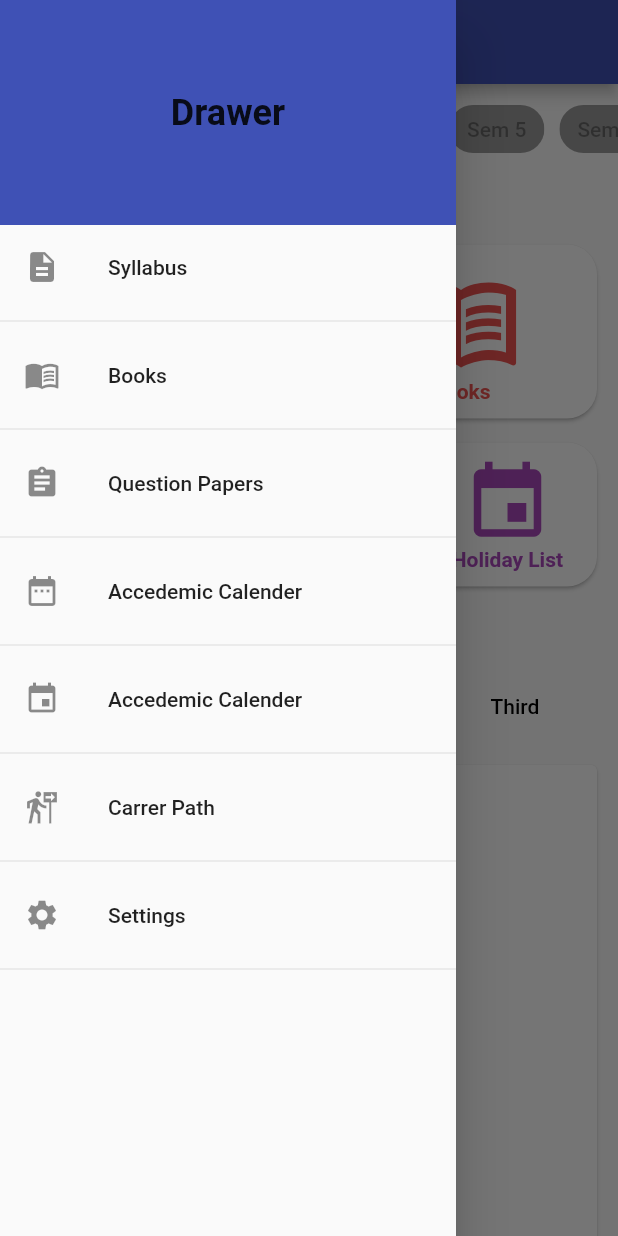
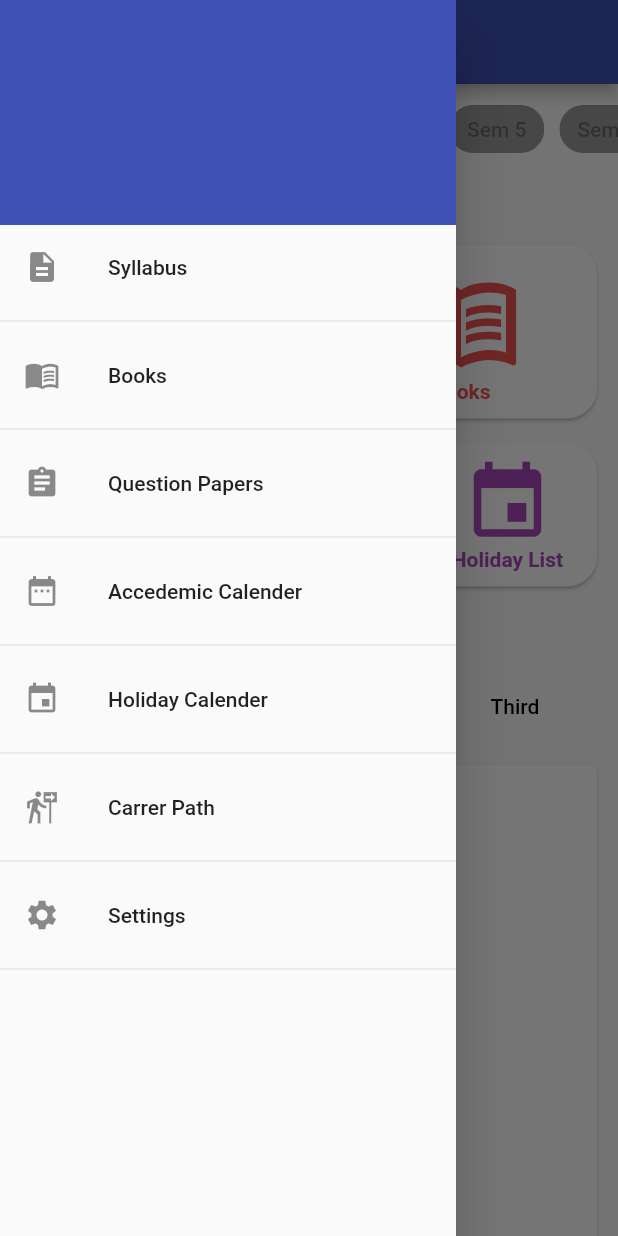
Before and after one commit to shyamtiwari02062001/Engineering_Guide, a Flutter app: the Dashboard screen opened by its route, in the side drawer, after a tap on "Syllabus", on a phone screen of 412 x 824 dp. Run offline on Flutter 3.47's test engine with Material 2 defaults, Android fonts, the phone set to English and light mode, and no system bars; our stand-ins replace cloud_firestore, firebase_auth, firebase_core, intro_slider, shared_preferences; missing offline and left inert: syncfusion_flutter_pdfviewer; accounts and stored records are empty; network calls fail.

Commit message:
Integrated the calenders from the drawer

```diff
--- a/lib/screens/books.dart
+++ b/lib/screens/books.dart
@@ -52,7 +52,7 @@ class _BooksState extends State<Books> {
         appBar: AppBar(
           title: const Text("Books"),
         ),
-        drawer: const DrawerWidget(),
+        drawer: DrawerWidget(),
         body: Consumer<SharedPreference>(
           builder: (ctx, val, _) {
             return FutureBuilder(
--- a/lib/screens/dashboard.dart
+++ b/lib/screens/dashboard.dart
@@ -22,8 +22,6 @@ class Dashboard extends StatelessWidget {
         .then((QuerySnapshot querySnapshot) {
       acedemicCalender = querySnapshot.docs[0]["acedemicCalender"];
       holidayCalender = querySnapshot.docs[0]["holidayCalender"];
-      print(acedemicCalender);
-      print(holidayCalender);
     });
   }
 
@@ -42,7 +40,7 @@ class Dashboard extends StatelessWidget {
             ),
           ),
         ),
-        drawer: const DrawerWidget(),
+        drawer: DrawerWidget(),
         body: SingleChildScrollView(
           child: Column(
             children: [
--- a/lib/screens/syllabus_list.dart
+++ b/lib/screens/syllabus_list.dart
@@ -51,7 +51,7 @@ class _SyllabusListState extends State<SyllabusList> {
       appBar: AppBar(
         title: const Text("Syllabus"),
       ),
-      drawer: const DrawerWidget(),
+      drawer: DrawerWidget(),
       body: Consumer<SharedPreference>(
         builder: (ctx, val, _) {
           return FutureBuilder(
--- a/lib/widgets/dashboard_grid.dart
+++ b/lib/widgets/dashboard_grid.dart
@@ -4,8 +4,8 @@ import 'package:engineering_guide/screens/syllabus_list.dart';
 import 'package:flutter/material.dart';
 
 class DashboardGrid extends StatelessWidget {
-  final acedemicCalanderUrl;
-  final holidayCalanderUrl;
+  final String acedemicCalanderUrl;
+  final String holidayCalanderUrl;
   const DashboardGrid(this.acedemicCalanderUrl, this.holidayCalanderUrl,
       {Key? key})
       : super(key: key);
--- a/lib/widgets/drawer.dart
+++ b/lib/widgets/drawer.dart
@@ -1,12 +1,36 @@
+import 'package:cloud_firestore/cloud_firestore.dart';
+import 'package:engineering_guide/providers/shared_preference.dart';
 import 'package:engineering_guide/screens/books.dart';
+import 'package:engineering_guide/screens/pdf_viewer.dart';
 import 'package:engineering_guide/screens/syllabus_list.dart';
 import 'package:flutter/material.dart';
+import 'package:provider/provider.dart';
 
+// ignore: must_be_immutable
 class DrawerWidget extends StatelessWidget {
-  const DrawerWidget({Key? key}) : super(key: key);
+  DrawerWidget({Key? key}) : super(key: key);
+  String courseName = "";
+  String acedemicCalanderUrl = "";
+  String holidayCalanderUrl = "";
+  Future<void> data(final val) async {
+    await val.sharedData();
+    courseName = val.selectedCourse;
+    await FirebaseFirestore.instance
+        .collection("calender")
+        .get()
+        .then((QuerySnapshot querySnapshot) {
+      acedemicCalanderUrl = querySnapshot.docs[0]["acedemicCalender"];
+      holidayCalanderUrl = querySnapshot.docs[0]["holidayCalender"];
+    });
+  }
 
   @override
   Widget build(BuildContext context) {
+    return Consumer<SharedPreference>(
+      builder: (ctx, val, _) {
+        return FutureBuilder(
+            future: data(val),
+            builder: (ctx, snap) {
               return Drawer(
                 child: SingleChildScrollView(
                   child: Column(
@@ -14,10 +38,10 @@ class DrawerWidget extends StatelessWidget {
                       Container(
                         height: 150,
                         color: Colors.indigo,
-              child: const Center(
+                        child: Center(
                           child: Text(
-                  "Drawer",
-                  style: TextStyle(
+                            courseName,
+                            style: const TextStyle(
                               fontSize: 24,
                               fontWeight: FontWeight.bold,
                             ),
@@ -27,7 +51,8 @@ class DrawerWidget extends StatelessWidget {
                       ListTile(
                         onTap: () {
                           Navigator.of(context).pop();
-                Navigator.of(context).pushNamed(SyllabusList.routeName);
+                          Navigator.of(context)
+                              .pushNamed(SyllabusList.routeName);
                         },
                         leading: const Icon(Icons.description),
                         title: const Text("Syllabus"),
@@ -47,14 +72,30 @@ class DrawerWidget extends StatelessWidget {
                         title: Text("Question Papers"),
                       ),
                       const Divider(),
-            const ListTile(
-              leading: Icon(Icons.date_range),
-              title: Text("Accedemic Calender"),
+                      ListTile(
+                        onTap: () {
+                          Navigator.of(context).pop();
+                          Navigator.of(context)
+                              .pushNamed(PdfViewers.routeName, arguments: {
+                            "BookName": "Acedemic Calender",
+                            "pdfUrl": acedemicCalanderUrl,
+                          });
+                        },
+                        leading: const Icon(Icons.date_range),
+                        title: const Text("Accedemic Calender"),
                       ),
                       const Divider(),
-            const ListTile(
-              leading: Icon(Icons.event),
-              title: Text("Accedemic Calender"),
+                      ListTile(
+                        onTap: () {
+                          Navigator.of(context).pop();
+                          Navigator.of(context)
+                              .pushNamed(PdfViewers.routeName, arguments: {
+                            "BookName": "Holiday Calender",
+                            "pdfUrl": holidayCalanderUrl,
+                          });
+                        },
+                        leading: const Icon(Icons.event),
+                        title: const Text("Holiday Calender"),
                       ),
                       const Divider(),
                       const ListTile(
@@ -71,5 +112,8 @@ class DrawerWidget extends StatelessWidget {
                   ),
                 ),
               );
+            });
+      },
+    );
   }
 }
```
Lines whose indentation alone changed are shown as unchanged.
